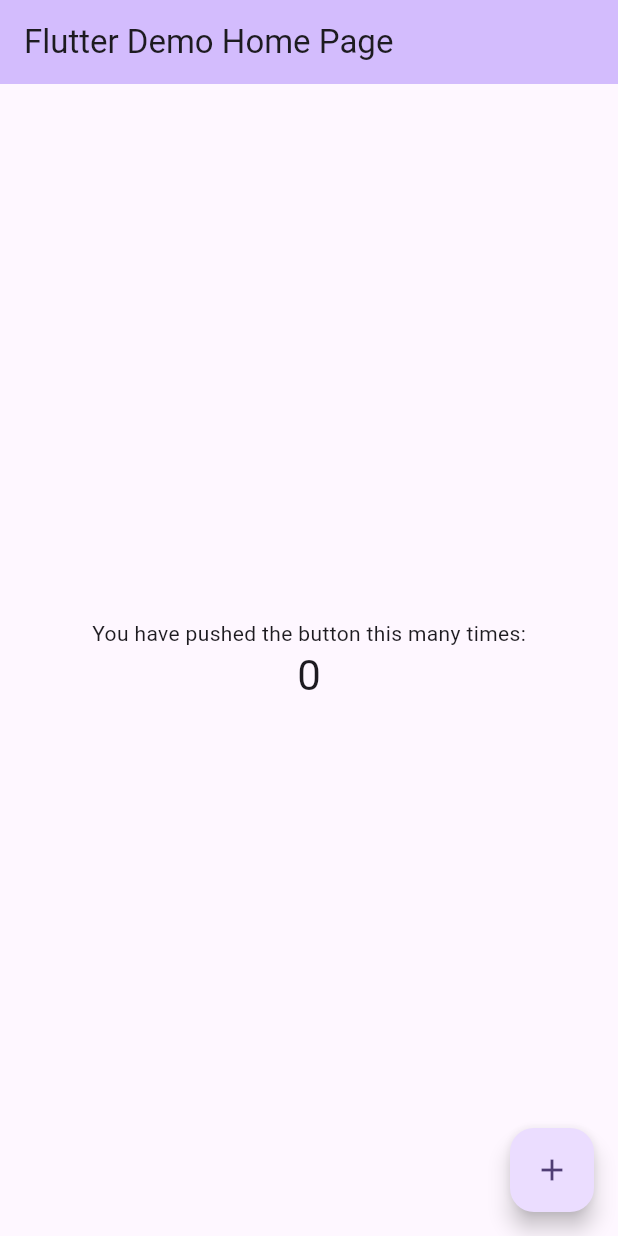
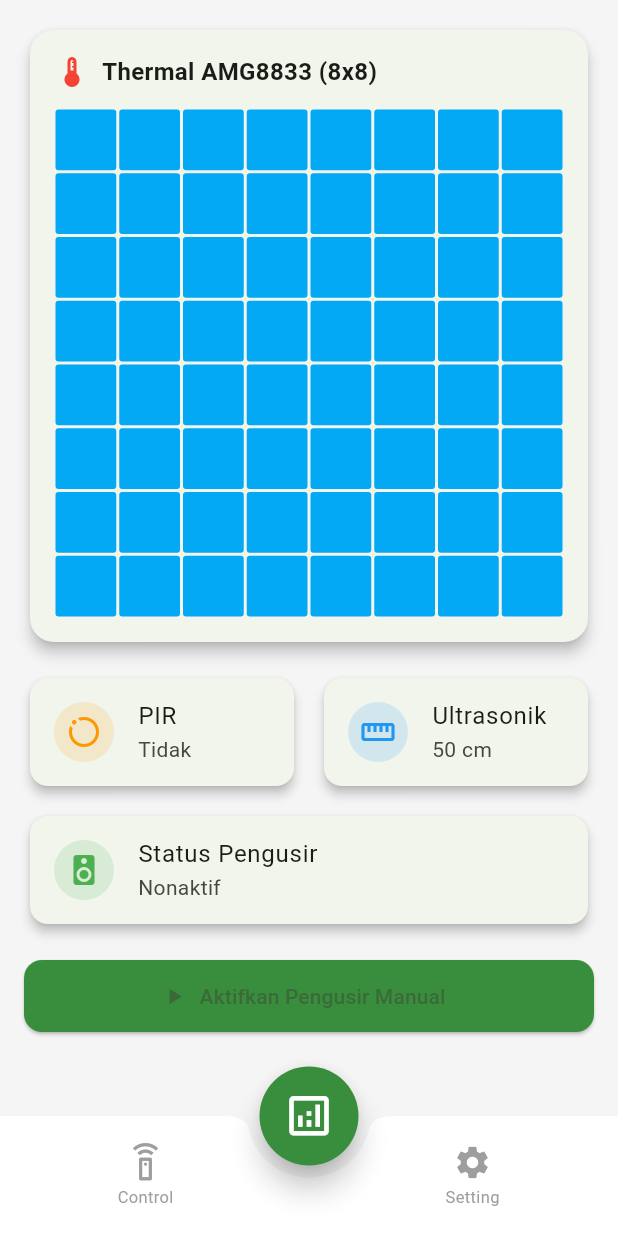
Before and after one commit to IQ1341/HamaGuardApp, a Flutter app: the screen it shows after launch, on a phone screen of 412 x 824 dp. Run offline on Flutter 3.47's test engine with Material 3 defaults, Android fonts, the light colour scheme and no system bars.

Commit message:
fix button elevated

```diff
--- a/lib/main.dart
+++ b/lib/main.dart
@@ -1,4 +1,5 @@
 import 'package:flutter/material.dart';
+import 'screens/splash/splash_screen.dart';
 
 void main() {
   runApp(const MyApp());
@@ -7,119 +8,16 @@
 class MyApp extends StatelessWidget {
   const MyApp({super.key});
 
-  // This widget is the root of your application.
   @override
   Widget build(BuildContext context) {
     return MaterialApp(
-      title: 'Flutter Demo',
+      title: 'HamaGuard',
+      debugShowCheckedModeBanner: false,
       theme: ThemeData(
-        // This is the theme of your application.
-        //
-        // TRY THIS: Try running your application with "flutter run". You'll see
-        // the application has a purple toolbar. Then, without quitting the app,
-        // try changing the seedColor in the colorScheme below to Colors.green
-        // and then invoke "hot reload" (save your changes or press the "hot
-        // reload" button in a Flutter-supported IDE, or press "r" if you used
-        // the command line to start the app).
-        //
-        // Notice that the counter didn't reset back to zero; the application
-        // state is not lost during the reload. To reset the state, use hot
-        // restart instead.
-        //
-        // This works for code too, not just values: Most code changes can be
-        // tested with just a hot reload.
-        colorScheme: ColorScheme.fromSeed(seedColor: Colors.deepPurple),
+        colorScheme: ColorScheme.fromSeed(seedColor: Colors.green),
         useMaterial3: true,
       ),
-      home: const MyHomePage(title: 'Flutter Demo Home Page'),
+      home: const SplashScreen(), // << mulai dari splash
     );
   }
 }
-
-class MyHomePage extends StatefulWidget {
-  const MyHomePage({super.key, required this.title});
-
-  // This widget is the home page of your application. It is stateful, meaning
-  // that it has a State object (defined below) that contains fields that affect
-  // how it looks.
-
-  // This class is the configuration for the state. It holds the values (in this
-  // case the title) provided by the parent (in this case the App widget) and
-  // used by the build method of the State. Fields in a Widget subclass are
-  // always marked "final".
-
-  final String title;
-
-  @override
-  State<MyHomePage> createState() => _MyHomePageState();
-}
-
-class _MyHomePageState extends State<MyHomePage> {
-  int _counter = 0;
-
-  void _incrementCounter() {
-    setState(() {
-      // This call to setState tells the Flutter framework that something has
-      // changed in this State, which causes it to rerun the build method below
-      // so that the display can reflect the updated values. If we changed
-      // _counter without calling setState(), then the build method would not be
-      // called again, and so nothing would appear to happen.
-      _counter++;
-    });
-  }
-
-  @override
-  Widget build(BuildContext context) {
-    // This method is rerun every time setState is called, for instance as done
-    // by the _incrementCounter method above.
-    //
-    // The Flutter framework has been optimized to make rerunning build methods
-    // fast, so that you can just rebuild anything that needs updating rather
-    // than having to individually change instances of widgets.
-    return Scaffold(
-      appBar: AppBar(
-        // TRY THIS: Try changing the color here to a specific color (to
-        // Colors.amber, perhaps?) and trigger a hot reload to see the AppBar
-        // change color while the other colors stay the same.
-        backgroundColor: Theme.of(context).colorScheme.inversePrimary,
-        // Here we take the value from the MyHomePage object that was created by
-        // the App.build method, and use it to set our appbar title.
-        title: Text(widget.title),
-      ),
-      body: Center(
-        // Center is a layout widget. It takes a single child and positions it
-        // in the middle of the parent.
-        child: Column(
-          // Column is also a layout widget. It takes a list of children and
-          // arranges them vertically. By default, it sizes itself to fit its
-          // children horizontally, and tries to be as tall as its parent.
-          //
-          // Column has various properties to control how it sizes itself and
-          // how it positions its children. Here we use mainAxisAlignment to
-          // center the children vertically; the main axis here is the vertical
-          // axis because Columns are vertical (the cross axis would be
-          // horizontal).
-          //
-          // TRY THIS: Invoke "debug painting" (choose the "Toggle Debug Paint"
-          // action in the IDE, or press "p" in the console), to see the
-          // wireframe for each widget.
-          mainAxisAlignment: MainAxisAlignment.center,
-          children: <Widget>[
-            const Text(
-              'You have pushed the button this many times:',
-            ),
-            Text(
-              '$_counter',
-              style: Theme.of(context).textTheme.headlineMedium,
-            ),
-          ],
-        ),
-      ),
-      floatingActionButton: FloatingActionButton(
-        onPressed: _incrementCounter,
-        tooltip: 'Increment',
-        child: const Icon(Icons.add),
-      ), // This trailing comma makes auto-formatting nicer for build methods.
-    );
-  }
-}
--- /dev/null
+++ b/lib/screens/dashboard/dashboard_screen.dart
@@ -0,0 +1,141 @@
+import 'dart:math';
+import 'package:flutter/material.dart';
+import '../../widgets/thermal_grid.dart';
+
+class DashboardScreen extends StatelessWidget {
+  const DashboardScreen({super.key});
+
+  @override
+  Widget build(BuildContext context) {
+    // Dummy data sementara
+    final List<double> thermalData =
+        List.generate(64, (index) => 25 + Random().nextDouble() * 10);
+
+    final Map<String, dynamic> sensorData = const {
+      'PIR': 'Tidak',
+      'Ultrasonik': '50 cm',
+      'Status Pengusir': 'Nonaktif',
+    };
+
+    return Scaffold(
+      backgroundColor: Colors.grey[100],
+      body: SingleChildScrollView(
+        padding: const EdgeInsets.all(16.0),
+        child: Column(
+          children: [
+            // Thermal Sensor dalam Card
+            Card(
+              elevation: 4,
+              shape: RoundedRectangleBorder(borderRadius: BorderRadius.circular(16)),
+              child: Padding(
+                padding: const EdgeInsets.all(16.0),
+                child: Column(
+                  crossAxisAlignment: CrossAxisAlignment.start,
+                  children: [
+                    Row(
+                      children: const [
+                        Icon(Icons.thermostat_outlined, color: Colors.red),
+                        SizedBox(width: 8),
+                        Text(
+                          'Thermal AMG8833 (8x8)',
+                          style: TextStyle(
+                            fontWeight: FontWeight.bold,
+                            fontSize: 16,
+                          ),
+                        ),
+                      ],
+                    ),
+                    const SizedBox(height: 12),
+                    ThermalGrid(temperatures: thermalData),
+                  ],
+                ),
+              ),
+            ),
+            const SizedBox(height: 16),
+
+            // PIR & Ultrasonik side by side
+            Row(
+              children: [
+                Expanded(
+                  child: SensorCard(
+                    title: 'PIR',
+                    value: sensorData['PIR']!,
+                    icon: Icons.motion_photos_on_outlined,
+                    color: Colors.orange,
+                  ),
+                ),
+                const SizedBox(width: 12),
+                Expanded(
+                  child: SensorCard(
+                    title: 'Ultrasonik',
+                    value: sensorData['Ultrasonik']!,
+                    icon: Icons.straighten,
+                    color: Colors.blue,
+                  ),
+                ),
+              ],
+            ),
+            const SizedBox(height: 12),
+
+            // Status Pengusir
+            SensorCard(
+              title: 'Status Pengusir',
+              value: sensorData['Status Pengusir']!,
+              icon: Icons.speaker,
+              color: Colors.green,
+            ),
+
+            const SizedBox(height: 20),
+
+            // Tombol pengusir manual
+            ElevatedButton.icon(
+              onPressed: () {
+                ScaffoldMessenger.of(context).showSnackBar(
+                  const SnackBar(content: Text('Fitur pengusir manual belum tersedia')),
+                );
+              },
+              icon: const Icon(Icons.play_arrow),
+              label: const Text('Aktifkan Pengusir Manual'),
+              style: ElevatedButton.styleFrom(
+                backgroundColor: Colors.green[700],
+                minimumSize: const Size.fromHeight(48),
+                shape: RoundedRectangleBorder(borderRadius: BorderRadius.circular(12)),
+              ),
+            ),
+          ],
+        ),
+      ),
+    );
+  }
+}
+
+class SensorCard extends StatelessWidget {
+  final String title;
+  final String value;
+  final IconData icon;
+  final Color color;
+
+  const SensorCard({
+    super.key,
+    required this.title,
+    required this.value,
+    required this.icon,
+    required this.color,
+  });
+
+  @override
+  Widget build(BuildContext context) {
+    return Card(
+      elevation: 3,
+      shape: RoundedRectangleBorder(borderRadius: BorderRadius.circular(12)),
+      child: ListTile(
+        leading: CircleAvatar(
+          backgroundColor: color.withOpacity(0.15),
+          child: Icon(icon, color: color),
+        ),
+        title: Text(title),
+        subtitle: Text(value),
+      ),
+    );
+  }
+}
--- /dev/null
+++ b/lib/screens/main_screen.dart
@@ -0,0 +1,107 @@
+import 'package:flutter/material.dart';
+import 'dashboard/dashboard_screen.dart';
+import 'control/control_screen.dart';
+import 'setting/setting_screen.dart';
+
+class MainScreen extends StatefulWidget {
+  const MainScreen({super.key});
+
+  @override
+  State<MainScreen> createState() => _MainScreenState();
+}
+
+class _MainScreenState extends State<MainScreen> {
+  int _selectedIndex = 0;
+
+  final List<Widget> _screens = const [
+    DashboardScreen(),
+    ControlScreen(),
+    SettingScreen(),
+  ];
+
+  void _onItemTapped(int index) {
+    setState(() {
+      _selectedIndex = index;
+    });
+  }
+
+  Widget buildIconButton(IconData icon, String label, int index) {
+    final isSelected = _selectedIndex == index;
+    final color = isSelected ? Colors.green[700] : Colors.grey;
+
+    return Flexible(
+      fit: FlexFit.tight,
+      child: InkWell(
+        onTap: () => _onItemTapped(index),
+        child: Padding(
+          padding: const EdgeInsets.symmetric(vertical: 4.0),
+          child: Column(
+            mainAxisSize: MainAxisSize.min,
+            children: [
+              Icon(icon, color: color, size: 26),
+              const SizedBox(height: 2),
+              FittedBox(
+                child: Text(
+                  label,
+                  style: TextStyle(
+                    color: color,
+                    fontWeight:
+                        isSelected ? FontWeight.w600 : FontWeight.normal,
+                    fontSize: 11,
+                  ),
+                ),
+              ),
+            ],
+          ),
+        ),
+      ),
+    );
+  }
+
+  @override
+  Widget build(BuildContext context) {
+    return Scaffold(
+      extendBody: true,
+      resizeToAvoidBottomInset: true,
+      floatingActionButtonLocation: FloatingActionButtonLocation.centerDocked,
+      floatingActionButton: SizedBox(
+        width: 66,
+        height: 66,
+        child: FloatingActionButton(
+          onPressed: () => _onItemTapped(0), // Dashboard / Monitoring di tengah
+          backgroundColor:
+              _selectedIndex == 0 ? Colors.green[700] : Colors.green[400],
+          elevation: _selectedIndex == 0 ? 8 : 4,
+          shape: RoundedRectangleBorder(
+            borderRadius: BorderRadius.circular(35),
+          ),
+          child: const Icon(
+            Icons.analytics_outlined, // ikon monitoring yang keren
+            size: 35,
+            color: Colors.white,
+          ),
+        ),
+      ),
+      bottomNavigationBar: SafeArea(
+        child: BottomAppBar(
+          shape: const CircularNotchedRectangle(),
+          notchMargin: 8,
+          elevation: 8,
+          color: Colors.white,
+          child: SizedBox(
+            height: 60,
+            child: Row(
+              mainAxisAlignment: MainAxisAlignment.spaceAround,
+              children: [
+                buildIconButton(Icons.settings_remote_outlined, 'Control', 1),
+                const SizedBox(width: 56), // space untuk FAB
+                buildIconButton(Icons.settings, 'Setting', 2),
+              ],
+            ),
+          ),
+        ),
+      ),
+      body: _screens[_selectedIndex],
+    );
+  }
+}
--- /dev/null
+++ b/lib/widgets/thermal_grid.dart
@@ -0,0 +1,42 @@
+import 'package:flutter/material.dart';
+
+class ThermalGrid extends StatelessWidget {
+  final List<double> temperatures;
+
+  const ThermalGrid({super.key, required this.temperatures});
+
+  @override
+  Widget build(BuildContext context) {
+    return AspectRatio(
+      aspectRatio: 1,
+      child: GridView.builder(
+        physics: const NeverScrollableScrollPhysics(),
+        itemCount: 64,
+        gridDelegate: const SliverGridDelegateWithFixedCrossAxisCount(
+          crossAxisCount: 8,
+        ),
+        itemBuilder: (context, index) {
+          final temp = temperatures[index];
+          final color = getColorForTemperature(temp);
+
+          return Container(
+            margin: const EdgeInsets.all(1),
+            decoration: BoxDecoration(
+              color: color,
+              borderRadius: BorderRadius.circular(2),
+            ),
+          );
+        },
+      ),
+    );
+  }
+
+  Color getColorForTemperature(double temp) {
+    if (temp < 26) return Colors.blue[200]!;
+    if (temp < 28) return Colors.lightBlue;
+    if (temp < 30) return Colors.green;
+    if (temp < 32) return Colors.yellow;
+    if (temp < 34) return Colors.orange;
+    return Colors.red;
+  }
+}
```
Also changed, not shown: lib/screens/control/control_screen.dart (added, +80 -0 lines), lib/screens/setting/setting_screen.dart (added, +84 -0 lines), lib/screens/splash/splash_screen.dart (added, +53 -0 lines), 1 other file.
